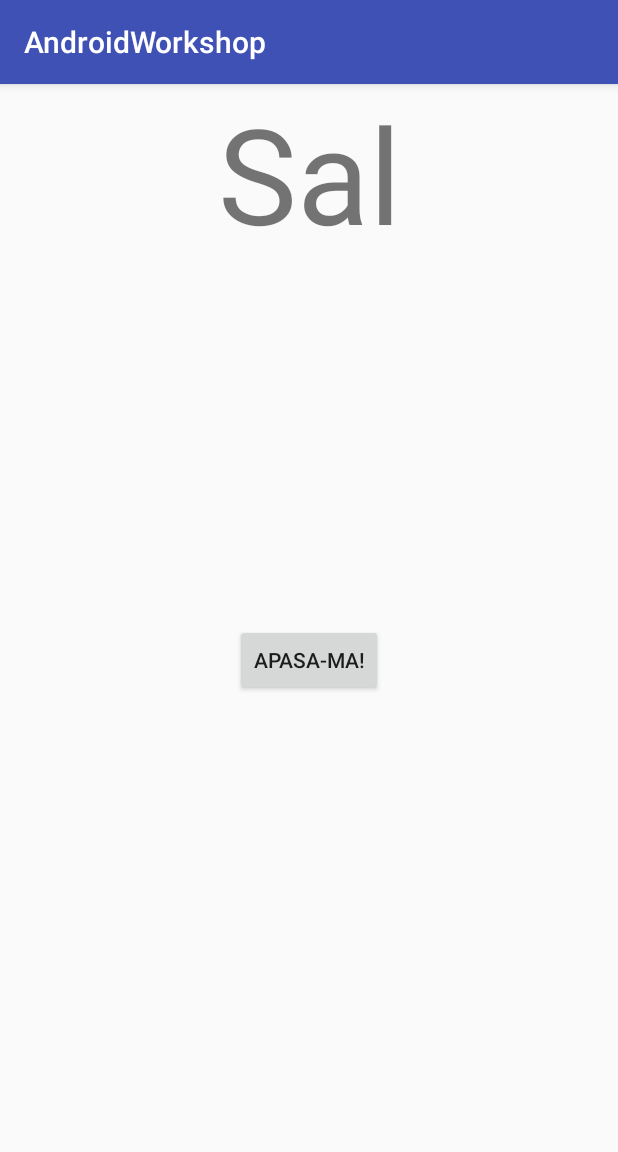
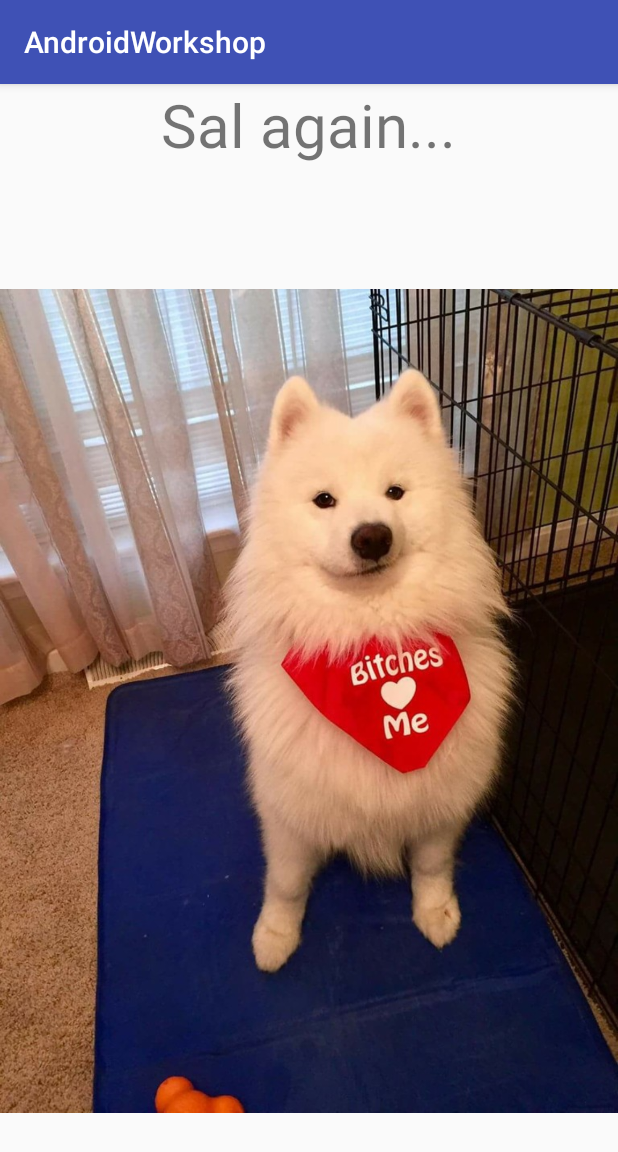
Before and after one commit to tudorg-telenav/android-workshop, an Android app: the screen it shows after launch (MainActivity before the commit, AnotherActivity after it), after a tap on "APASA-MA!", on a phone screen of 412 x 824 dp. Shown: the top 1152 px of the screen. Run offline under Robolectric (Android 15) with nearby library versions, the phone set to English and light mode, and no system bars.

Commit message:
the second activity

```diff
--- a/app/src/main/AndroidManifest.xml
+++ b/app/src/main/AndroidManifest.xml
@@ -16,6 +16,7 @@
                 <category android:name="android.intent.category.LAUNCHER" />
             </intent-filter>
         </activity>
+        <activity android:name=".AnotherActivity"></activity>
     </application>
 
 </manifest>
--- /dev/null
+++ b/app/src/main/java/telenav/androidworkshop/AnotherActivity.java
@@ -0,0 +1,13 @@
+package telenav.androidworkshop;
+
+import android.support.v7.app.AppCompatActivity;
+import android.os.Bundle;
+
+public class AnotherActivity extends AppCompatActivity {
+
+    @Override
+    protected void onCreate(Bundle savedInstanceState) {
+        super.onCreate(savedInstanceState);
+        setContentView(R.layout.another_activity);
+    }
+}
--- a/app/src/main/java/telenav/androidworkshop/MainActivity.java
+++ b/app/src/main/java/telenav/androidworkshop/MainActivity.java
@@ -1,5 +1,6 @@
 package telenav.androidworkshop;
 
+import android.content.Intent;
 import android.support.v7.app.AppCompatActivity;
 import android.os.Bundle;
 import android.view.View;
@@ -43,8 +44,11 @@ public class MainActivity extends AppCompatActivity {
         System.out.println("onDestroy");
     }
 
-    public void button_pressed(View view){
+    public void butonApasat(View view){
         Toast.makeText(this, "Esti ascultator!", Toast.LENGTH_LONG).show();
+
+        Intent intent = new Intent(this, AnotherActivity.class);
+        startActivity(intent);
     }
 
 }
--- a/app/src/main/res/layout/activity_main.xml
+++ b/app/src/main/res/layout/activity_main.xml
@@ -20,7 +20,7 @@
         android:layout_width="wrap_content"
         android:layout_height="wrap_content"
         android:text="@string/text_buton"
-        android:onClick="button_pressed"
+        android:onClick="butonApasat"
         app:layout_constraintBottom_toBottomOf="parent"
         app:layout_constraintLeft_toLeftOf="parent"
         app:layout_constraintRight_toRightOf="parent"
--- /dev/null
+++ b/app/src/main/res/layout/another_activity.xml
@@ -0,0 +1,19 @@
+<?xml version="1.0" encoding="utf-8"?>
+<RelativeLayout xmlns:android="http://schemas.android.com/apk/res/android"
+    android:layout_width="match_parent" android:layout_height="match_parent">
+
+    <TextView
+        android:layout_width="wrap_content"
+        android:layout_height="wrap_content"
+        android:text = "Sal again..."
+        android:textSize="40dp"
+        android:id="@+id/mySecondWelcomeText"
+        android:layout_centerHorizontal="true"/>
+
+    <ImageView
+        android:layout_width="wrap_content"
+        android:layout_height="wrap_content"
+        android:src="@drawable/catel_romantic"
+        android:layout_below="@+id/mySecondWelcomeText"/>
+
+</RelativeLayout>
```
Also changed, not shown: app/src/main/res/drawable/catel_romantic.jpg (added).
